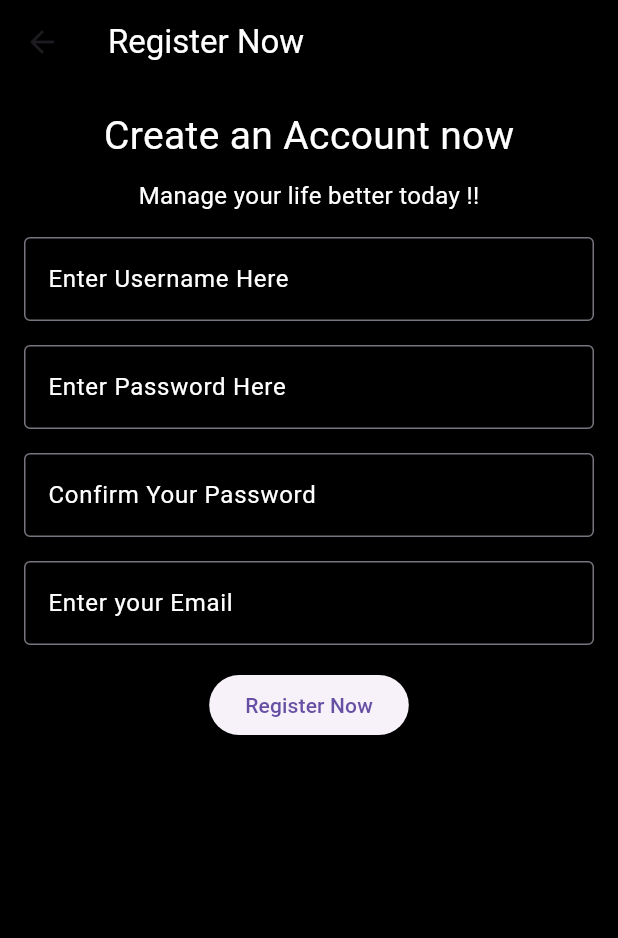
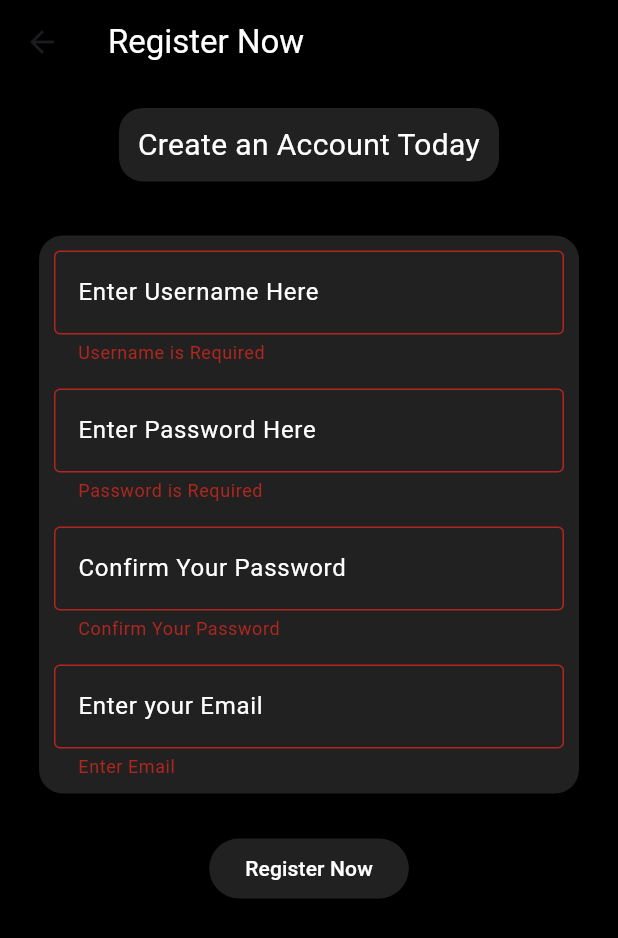
Before and after one commit to Suckll/Budget-Planner-Software, a Flutter app: the RegisterPage screen opened by its route, after a tap on "Register Now", on a phone screen of 412 x 824 dp. Shown: the top 938 px of the screen. Run offline on Flutter 3.47's test engine with Material 3 defaults, Android fonts, the phone set to English and light mode, and no system bars; our stand-ins replace flutter_local_notifications, sqflite, timezone; accounts and stored records are empty.

Commit message:
Add user registration and login system with SQLite

```diff
--- a/lib/src/db/app_db.dart
+++ b/lib/src/db/app_db.dart
@@ -40,8 +40,16 @@ class AppDb {
       date TEXT
     )
   ''');
+
+    await db.execute('''
+    CREATE TABLE users (
+      id INTEGER PRIMARY KEY AUTOINCREMENT,
+      username TEXT UNIQUE,
+      email TEXT UNIQUE,
+      password TEXT
+    )
+  ''');
   }
-
 
   Future<int> insertTransaction(Map<String, dynamic> data) async {
     final db = await instance.database;
@@ -58,5 +66,30 @@ class AppDb {
     return db.delete("transactions", where: "id = ?", whereArgs: [id]);
   }
 
+  Future<int> registerUser(
+    String username,
+    String email,
+    String password,
+  ) async {
+    final db = await database;
+    return await db.insert("users", {
+      "username": username,
+      "email": email,
+      "password": password,
+    });
+  }
 
+  Future<Map<String, dynamic>?> loginUser(
+    String username,
+    String password,
+  ) async {
+    final db = await database;
+    final result = await db.query(
+      "users",
+      where: "username = ? AND password = ?",
+      whereArgs: [username, password],
+    );
+    if (result.isNotEmpty) return result.first;
+    return null;
   }
+}
--- a/lib/src/pages/login_page.dart
+++ b/lib/src/pages/login_page.dart
@@ -1,4 +1,5 @@
 import 'package:flutter/material.dart';
+import 'package:flutter_application/src/db/app_db.dart';
 
 class LoginPage extends StatefulWidget {
   const LoginPage({super.key});
@@ -10,18 +11,6 @@ class LoginPage extends StatefulWidget {
 class _LoginPageState extends State<LoginPage> {
   final _username = TextEditingController();
   final _password = TextEditingController();
-
-  Map<String, String> login = {'dani': '1234', 'Moe': '9764', 'riyad': '1029'};
-
-  void _login(String username, String password) {
-    if (login.containsKey(username) && login[username] == password) {
-      Navigator.pushNamedAndRemoveUntil(context, '/', (route) => false);
-    } else {
-      ScaffoldMessenger.of(context).showSnackBar(
-        const SnackBar(content: Text("Wrong username or password")),
-      );
-    }
-  }
 
   @override
   Widget build(BuildContext context) {
@@ -82,8 +71,40 @@ class _LoginPageState extends State<LoginPage> {
               SizedBox(
                 width: double.infinity,
                 child: ElevatedButton(
-                  onPressed: () {
-                    _login(_username.text.trim(), _password.text.trim());
+                  //Check db for login credentials
+                  onPressed: () async {
+                    final username = _username.text.trim();
+                    final password = _password.text;
+
+                    if (username.isEmpty || password.isEmpty) {
+                      ScaffoldMessenger.of(context).showSnackBar(
+                        const SnackBar(content: Text("Please fill all fields")),
+                      );
+                      return;
+                    }
+
+                    final user = await AppDb.instance.loginUser(
+                      username,
+                      password,
+                    );
+
+                    if (user != null) {
+                      ScaffoldMessenger.of(context).showSnackBar(
+                        const SnackBar(content: Text("Login Successful")),
+                      );
+
+                      Navigator.pushNamedAndRemoveUntil(
+                        context,
+                        "/",
+                        (route) => false,
+                      );
+                    } else {
+                      ScaffoldMessenger.of(context).showSnackBar(
+                        const SnackBar(
+                          content: Text("Incorrect Username or Password"),
+                        ),
+                      );
+                    }
                   },
                   style: ElevatedButton.styleFrom(
                     padding: const EdgeInsets.symmetric(vertical: 14),
--- a/lib/src/pages/registerpage.dart
+++ b/lib/src/pages/registerpage.dart
@@ -1,4 +1,6 @@
 import 'package:flutter/material.dart';
+import 'package:flutter/rendering.dart';
+import 'package:flutter_application/src/db/app_db.dart';
 
 class RegisterPage extends StatefulWidget {
   const RegisterPage({super.key});
@@ -12,6 +14,7 @@ class _RegisterPageState extends State<RegisterPage> {
   final _password = TextEditingController();
   final _confirmPassword = TextEditingController();
   final _userEmail = TextEditingController();
+  final _formkey = GlobalKey<FormState>();
 
   @override
   Widget build(BuildContext context) {
@@ -27,53 +30,103 @@ class _RegisterPageState extends State<RegisterPage> {
       body: Padding(
         padding: const EdgeInsets.all(16),
         child: Column(
+          mainAxisSize: MainAxisSize.min,
           children: [
-            Text(
-              "Create an Account now",
-              style: TextStyle(color: Colors.white, fontSize: 26),
+            Container(
+              padding: EdgeInsets.all(10),
+              decoration: BoxDecoration(
+                color: Colors.grey[900],
+                borderRadius: BorderRadius.circular(16),
+                boxShadow: [
+                  BoxShadow(
+                    color: Colors.black.withOpacity(0.4),
+                    blurRadius: 8,
+                    offset: Offset(2, 4),
+                  ),
+                ],
+              ),
+
+              child: Text(
+                "Create an Account Today ",
+                textAlign: TextAlign.center,
+                style: TextStyle(color: Colors.white, fontSize: 20),
+              ),
             ),
             SizedBox(height: 10),
-            Text(
-              "Manage your life better today !!",
-              style: TextStyle(color: Colors.white, fontSize: 16),
+            SizedBox(height: 16),
+            Container(
+              padding: const EdgeInsets.all(10),
+              margin: const EdgeInsets.symmetric(horizontal: 10, vertical: 10),
+              decoration: BoxDecoration(
+                color: Colors.grey[900],
+                borderRadius: BorderRadius.circular(16),
+                boxShadow: [
+                  BoxShadow(
+                    color: Colors.black.withOpacity(0.4),
+                    blurRadius: 8,
+                    offset: const Offset(2, 4),
                   ),
-            SizedBox(height: 16),
-            TextField(
+                ],
+              ),
+
+              // Text fields here
+              child: Form(
+                key: _formkey,
+                child: Column(
+                  children: [
+                    TextFormField(
                       controller: _username,
-              style: TextStyle(color: Colors.white),
+                      style: const TextStyle(color: Colors.white),
                       decoration: const InputDecoration(
                         labelText: "Enter Username Here ",
                         labelStyle: TextStyle(color: Colors.white),
-
                         border: OutlineInputBorder(),
                       ),
+                      validator: (value) {
+                        if (value == null || value.isEmpty) {
+                          return "Username is Required";
+                        }
+                        return null;
+                      },
                     ),
                     SizedBox(height: 16),
-            TextField(
+                    TextFormField(
                       controller: _password,
                       style: TextStyle(color: Colors.white),
                       obscureText: true,
                       decoration: const InputDecoration(
                         labelText: "Enter Password Here ",
                         labelStyle: TextStyle(color: Colors.white),
-
                         border: OutlineInputBorder(),
                       ),
+                      validator: (value) {
+                        if (value == null || value.isEmpty) {
+                          return "Password is Required";
+                        }
+                        return null;
+                      },
                     ),
                     SizedBox(height: 16),
-            TextField(
+                    TextFormField(
                       controller: _confirmPassword,
                       style: TextStyle(color: Colors.white),
                       obscureText: true,
                       decoration: const InputDecoration(
                         labelText: "Confirm Your Password",
                         labelStyle: TextStyle(color: Colors.white),
-
                         border: OutlineInputBorder(),
                       ),
+                      validator: (value) {
+                        if (value == null || value.isEmpty) {
+                          return "Confirm Your Password";
+                        } else if (value != _password.text) {
+                          return "Password not the same";
+                        }
+                        return null;
+                      },
                     ),
                     SizedBox(height: 16),
-            TextField(
+                    TextFormField(
                       controller: _userEmail,
                       style: TextStyle(color: Colors.white),
                       decoration: const InputDecoration(
@@ -81,13 +134,53 @@ class _RegisterPageState extends State<RegisterPage> {
                         labelStyle: TextStyle(color: Colors.white),
                         border: OutlineInputBorder(),
                       ),
+                      validator: (value) {
+                        if (value == null || value.isEmpty) {
+                          return "Enter Email";
+                        } else if (!value.contains("@") ||
+                            !value.contains(".com")) {
+                          return "Email is not valid";
+                        }
+                        return null;
+                      },
+                    ),
+                  ],
+                ),
+              ),
             ),
             SizedBox(height: 16),
             ElevatedButton(
-              onPressed: () {
-                //Add action here !
+              onPressed: () async {
+                if (_formkey.currentState!.validate()) {
+                  try {
+                    await AppDb.instance.registerUser(
+                      _username.text.trim(),
+                      _userEmail.text.trim(),
+                      _password.text,
+                    );
+                    ScaffoldMessenger.of(context).showSnackBar(
+                      const SnackBar(content: Text("Account Created")),
+                    );
+                    Navigator.pushNamed(context, "/login");
+                  } catch (e) {
+                    ScaffoldMessenger.of(context).showSnackBar(
+                      const SnackBar(
+                        content: Text(
+                          "Error: user already Exists or Db problem ",
+                        ),
+                      ),
+                    );
+                  }
+                  ;
+                }
               },
-              child: const Text("Register Now"),
+              child: const Text(
+                "Register Now",
+                style: TextStyle(color: Colors.white),
+              ),
+              style: ButtonStyle(
+                backgroundColor: MaterialStateProperty.all(Colors.grey[900]),
+              ),
             ),
           ],
         ),
```
Lines whose indentation alone changed are shown as unchanged.
